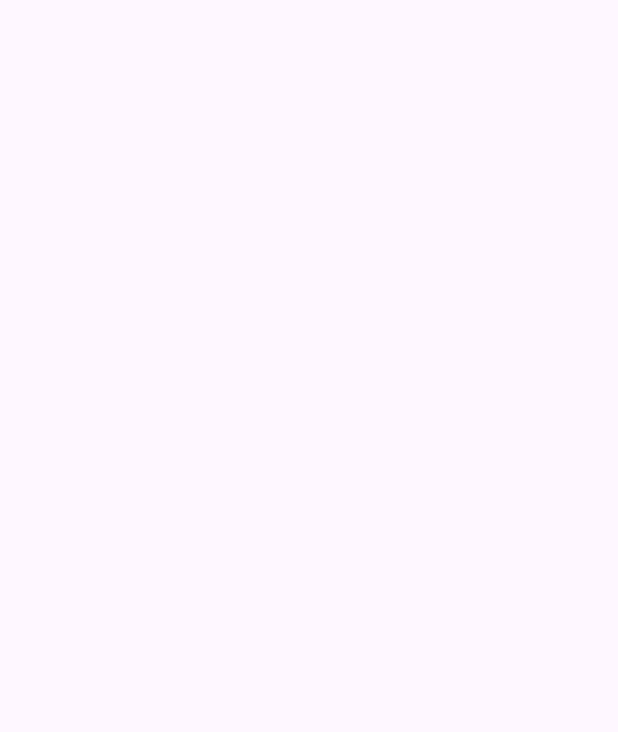
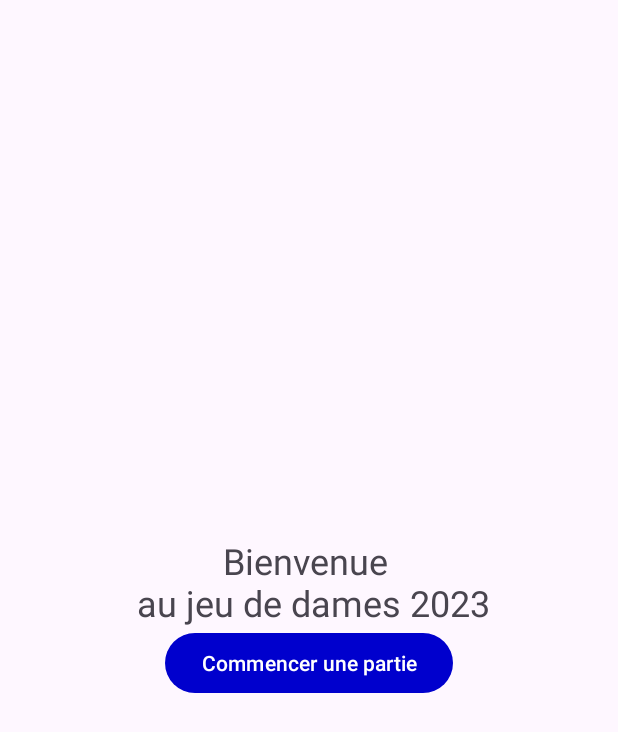
Before and after one commit to OlivierCoteCalcifer/Mobile_Damier, an Android app: the screen it shows after launch (DamierActivity before the commit, MenuActivity after it), on a phone screen of 412 x 824 dp. Before the commit the part shown is empty. Shown: the top 732 px of the screen. Run offline under Robolectric (Android 15) with nearby library versions, the phone set to English and light mode, and no system bars.

Commit message:
Modification du light theme et dark theme. Modification AndroidManifest.xml pour que le menu launch en premier.

```diff
--- a/app/src/main/java/cstjean/mobile/damier/MenuFragment.java
+++ b/app/src/main/java/cstjean/mobile/damier/MenuFragment.java
@@ -31,10 +31,22 @@ public class MenuFragment extends Fragment {
     public View onCreateView(LayoutInflater inflater, ViewGroup container,
                              Bundle savedInstanceState) {
         View view = inflater.inflate(R.layout.fragment_menu, container, false);
+
         // On va chercher tous les elements du menu.
         LinearLayout menuLayout = view.findViewById(R.id.menu_LinearLayout);
         Button menuButton = view.findViewById(R.id.menu_Bouton);
         TextView menuText = view.findViewById(R.id.menu_TextView);
+        menuInput = new TextInputEditText(getContext());
+        int widthInDp = 200; // You can adjust this value as needed
+        float scale = getResources().getDisplayMetrics().density;
+        int widthInPx = (int) (widthInDp * scale + 0.5f);
+
+        ViewGroup.LayoutParams layoutParams = new ViewGroup.LayoutParams(
+                widthInPx,
+                ViewGroup.LayoutParams.WRAP_CONTENT
+        );
+
+        menuInput.setLayoutParams(layoutParams);
 
         // Listener pour le bouton.
         menuButton.setOnClickListener(v -> {
@@ -45,23 +57,27 @@ public class MenuFragment extends Fragment {
 
     private void onButtonClickMenu(LinearLayout menuLayout, Button menuButton, TextView menuText) {
         switch (compteurBoutonMenu) {
-            case 0 -> {
+            case 0:
                 menuText.setText("Entrez le nom du joueur 1");
-                menuInput.setText("Entrez votre nom ici");
-                menuLayout.addView(menuInput, 1);
+                menuInput.setHint("Entrez votre nom ici");
+                if(menuLayout.indexOfChild(menuInput) == -1) {
+                    menuLayout.addView(menuInput, 1);
+                }
                 menuButton.setText("Valider joueur 1");
                 compteurBoutonMenu++;
-            }
-            case 1 -> {
+                break;
+            case 1:
                 nomJoueur1 = menuInput.getText().toString();
                 menuText.setText("Entrez le nom du joueur 2");
-                menuInput.setText("Entrez votre nom ici");
+                menuInput.setText(""); // Clear the text instead of setting hint
+                menuInput.setHint("Entrez votre nom ici");
                 menuButton.setText("Valider joueur 2");
                 compteurBoutonMenu++;
-            }
-            default -> {
+                break;
+            default:
                 nomJoueur2 = menuInput.getText().toString();
-            }
+                // Perform any action after getting nomJoueur2, like navigating to another Fragment or Activity
+                break;
         }
     }
 
--- a/app/src/main/res/layout/fragment_menu.xml
+++ b/app/src/main/res/layout/fragment_menu.xml
@@ -14,14 +14,17 @@
             android:id="@+id/menu_TextView"
             android:layout_width="wrap_content"
             android:layout_height="wrap_content"
+            android:layout_gravity="center"
             android:text="@string/menu_message"
+            android:textAlignment="center"
             android:textSize="24sp" />
 
         <Button
             android:id="@+id/menu_Bouton"
             android:layout_width="wrap_content"
             android:layout_height="wrap_content"
-            android:text="@string/message_bouton_menu" />
+            android:text="@string/message_bouton_menu"
+            android:textColor="@color/white" />
     </LinearLayout>
 
 
--- a/app/src/main/res/values-night/themes.xml
+++ b/app/src/main/res/values-night/themes.xml
@@ -2,6 +2,6 @@
     <!-- Base application theme. -->
     <style name="Base.Theme.Damier" parent="Theme.Material3.DayNight.NoActionBar">
         <!-- Customize your dark theme here. -->
-        <!-- <item name="colorPrimary">@color/my_dark_primary</item> -->
+        <item name="colorPrimary">@color/colorPrimaryDark</item>
     </style>
 </resources>
--- a/app/src/main/res/values/colors.xml
+++ b/app/src/main/res/values/colors.xml
@@ -2,4 +2,6 @@
 <resources>
     <color name="black">#FF000000</color>
     <color name="white">#FFFFFFFF</color>
+    <color name="colorPrimary">#0000CD</color>
+    <color name="colorPrimaryDark">#0000CD</color>
 </resources>
--- a/app/src/main/res/values/strings.xml
+++ b/app/src/main/res/values/strings.xml
@@ -2,6 +2,6 @@
     <string name="app_name">Damier</string>
     <!-- TODO: Remove or change this placeholder text -->
     <string name="hello_blank_fragment">Hello blank fragment</string>
-    <string name="menu_message">Bienvenue au jeu de dames 2023.</string>
+    <string name="menu_message">Bienvenue \n au jeu de dames 2023</string>
     <string name="message_bouton_menu">Commencer une partie</string>
 </resources>
--- a/app/src/main/res/values/themes.xml
+++ b/app/src/main/res/values/themes.xml
@@ -2,7 +2,7 @@
     <!-- Base application theme. -->
     <style name="Base.Theme.Damier" parent="Theme.Material3.DayNight.NoActionBar">
         <!-- Customize your light theme here. -->
-        <!-- <item name="colorPrimary">@color/my_light_primary</item> -->
+        <item name="colorPrimary">@color/colorPrimary</item>
     </style>
 
     <style name="Theme.Damier" parent="Base.Theme.Damier" />
```
Also changed, not shown: app/src/main/AndroidManifest.xml (+2 -5 lines), 2 other files.
